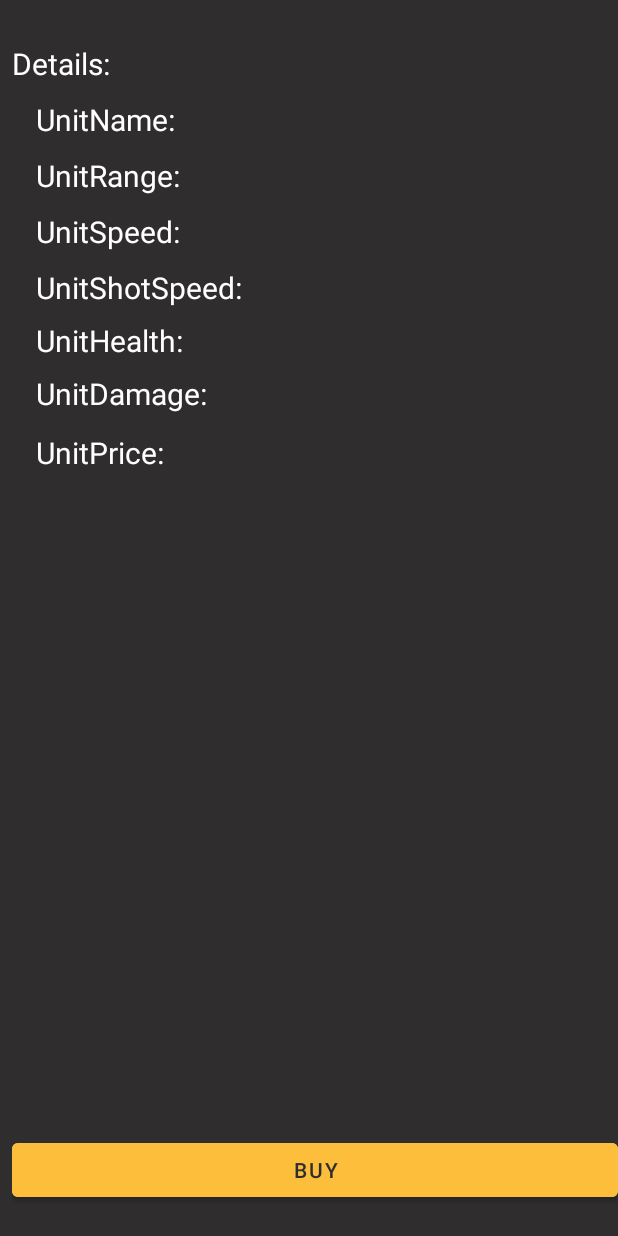
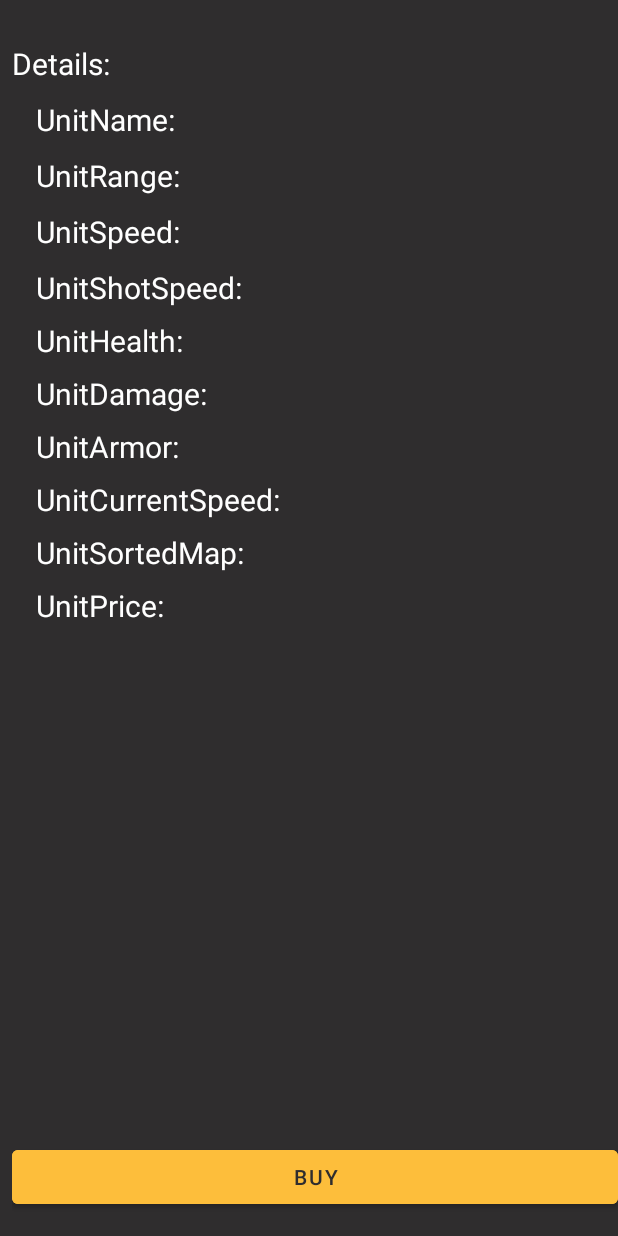
Before and after one commit to dolorsy/DoD, an Android app: the layout activity_unit_details.xml on its own in the app's theme, with its tools: preview values and no code run, on a phone screen of 412 x 824 dp. Run offline under Robolectric (Android 15) with nearby library versions, the phone set to English and light mode, and no system bars.

Commit message:
اللجمعة

```diff
--- a/app/src/main/res/layout/activity_unit_details.xml
+++ b/app/src/main/res/layout/activity_unit_details.xml
@@ -1,12 +1,10 @@
 <?xml version="1.0" encoding="utf-8"?>
 <androidx.constraintlayout.widget.ConstraintLayout xmlns:android="http://schemas.android.com/apk/res/android"
     xmlns:app="http://schemas.android.com/apk/res-auto"
-    xmlns:tools="http://schemas.android.com/tools"
     android:layout_width="match_parent"
     android:layout_height="match_parent"
     android:background="@color/ColorQuickActionBackground"
-    android:paddingLeft="8dp"
-    tools:context=".UnitDetailsActivity">
+    android:paddingLeft="8dp">
 
     <TextView
         android:id="@+id/UnitDetails"
@@ -96,12 +94,52 @@
         android:text="UnitHealth:"
         android:textColor="@color/ColorWhite"
         android:textSize="20sp"
-        app:layout_constraintBottom_toTopOf="@+id/constraintLayout2"
         app:layout_constraintEnd_toEndOf="parent"
         app:layout_constraintHorizontal_bias="1.0"
         app:layout_constraintStart_toStartOf="parent"
         app:layout_constraintTop_toBottomOf="@+id/UnitShotSpeed"
         app:layout_constraintVertical_bias="0.024" />
+
+    <TextView
+        android:id="@+id/UnitArmor"
+        android:layout_width="match_parent"
+        android:layout_height="wrap_content"
+        android:layout_marginTop="8dp"
+        android:paddingLeft="16dp"
+        android:text="UnitArmor:"
+        android:textColor="@color/ColorWhite"
+        android:textSize="20sp"
+        app:layout_constraintEnd_toEndOf="parent"
+        app:layout_constraintStart_toStartOf="parent"
+        app:layout_constraintTop_toBottomOf="@+id/UnitDamage" />
+
+    <TextView
+        android:id="@+id/UnitCurrentSpeed"
+        android:layout_width="match_parent"
+        android:layout_height="wrap_content"
+        android:layout_marginTop="8dp"
+        android:paddingLeft="16dp"
+        android:text="UnitCurrentSpeed:"
+        android:textColor="@color/ColorWhite"
+        android:textSize="20sp"
+        app:layout_constraintEnd_toEndOf="parent"
+        app:layout_constraintHorizontal_bias="0.0"
+        app:layout_constraintStart_toStartOf="parent"
+        app:layout_constraintTop_toBottomOf="@+id/UnitArmor" />
+
+    <TextView
+        android:id="@+id/UnitSortedMap"
+        android:layout_width="match_parent"
+        android:layout_height="wrap_content"
+        android:layout_marginTop="8dp"
+        android:paddingLeft="16dp"
+        android:text="UnitSortedMap:"
+        android:textColor="@color/ColorWhite"
+        android:textSize="20sp"
+        app:layout_constraintEnd_toEndOf="parent"
+        app:layout_constraintHorizontal_bias="1.0"
+        app:layout_constraintStart_toStartOf="parent"
+        app:layout_constraintTop_toBottomOf="@+id/UnitCurrentSpeed" />
 
     <TextView
         android:id="@+id/UnitDamage"
@@ -122,16 +160,14 @@
         android:id="@+id/UnitPrice"
         android:layout_width="match_parent"
         android:layout_height="wrap_content"
-        android:layout_marginTop="12dp"
+        android:layout_marginTop="8dp"
         android:paddingLeft="16dp"
         android:text="UnitPrice:"
         android:textColor="@color/ColorWhite"
         android:textSize="20sp"
         app:layout_constraintEnd_toEndOf="parent"
-        app:layout_constraintHorizontal_bias="1.0"
         app:layout_constraintStart_toStartOf="parent"
-        app:layout_constraintTop_toBottomOf="@+id/UnitDamage"
-        app:layout_constraintVertical_bias="0.026" />
+        app:layout_constraintTop_toBottomOf="@+id/UnitSortedMap" />
 
     <Button
         android:id="@+id/buy"
```
Also changed, not shown: app/src/main/java/com.destroyordefend.project/Unit/Unit.java (+10 -9 lines), app/src/main/java/com/dolor/destroyordefense/ShopActivity.java (+15 -6 lines).
